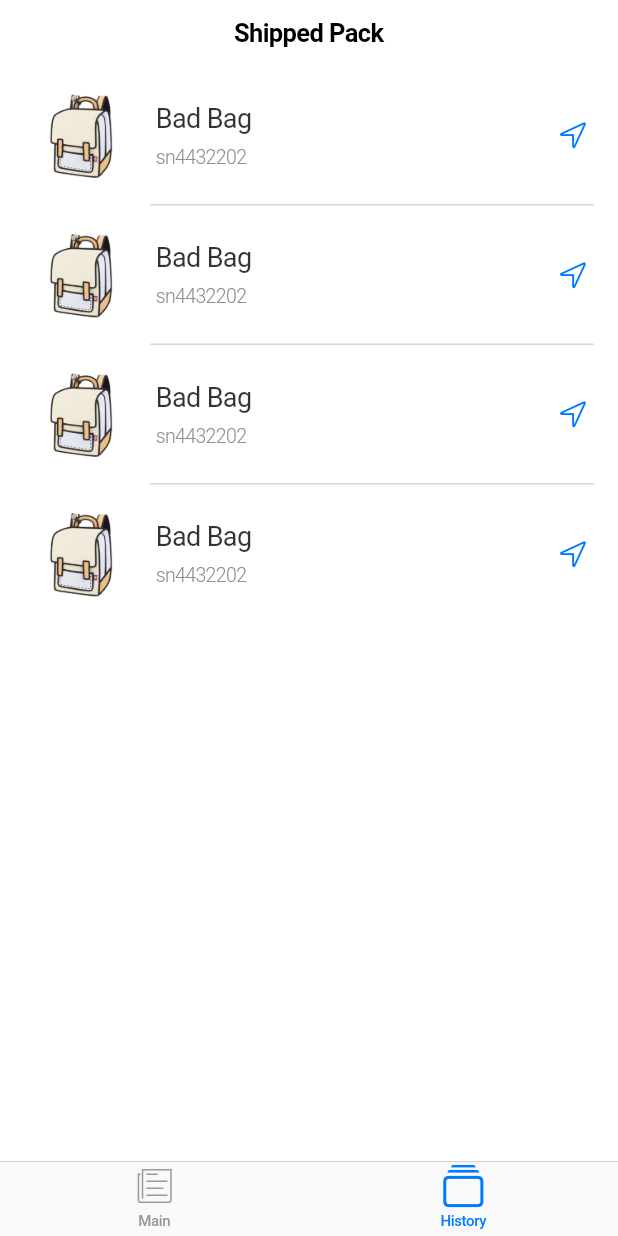
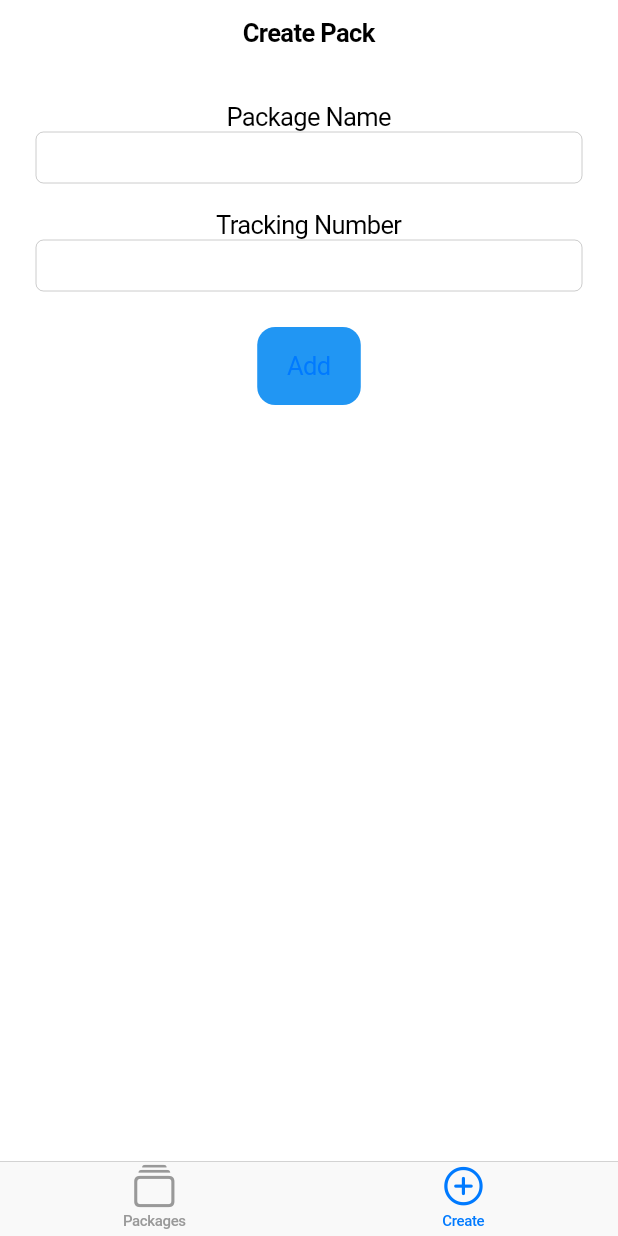
Before and after one commit to snookpy/track_to_trace, a Flutter app: the CupertinoStoreHomePage screen opened by its route, item 2 of the bottom bar chosen, on a phone screen of 412 x 824 dp. Run offline on Flutter 3.47's test engine with Material 2 defaults, Android fonts, the phone set to English and light mode, and no system bars; our stand-ins replace sqflite; accounts and stored records are empty.

Commit message:
add create  package and provider of sqlite

```diff
--- a/lib/main.dart
+++ b/lib/main.dart
@@ -2,6 +2,7 @@ import 'package:flutter/cupertino.dart';
 import 'package:flutter/services.dart';
 import 'package:provider/provider.dart';
 import 'package:track_to_trace/models/package_model.dart';
+import 'package:track_to_trace/pages/create_package.dart';
 import 'package:track_to_trace/pages/home_page.dart';
 import 'package:track_to_trace/pages/login_page.dart';
 
@@ -42,19 +43,23 @@ class MyApp extends StatelessWidget {
 class CupertinoStoreHomePage extends StatelessWidget {
   @override
   Widget build(BuildContext context) {
-    final packageState = Provider.of<PackageModel>(context);
-    packageState.getPackages();
+    CupertinoTabController tabController = CupertinoTabController();
+
+    void goHomeTab() {
+      tabController.index = 0;
+    }
 
     return CupertinoTabScaffold(
+      controller: tabController,
       tabBar: CupertinoTabBar(
         items: <BottomNavigationBarItem>[
           BottomNavigationBarItem(
-            icon: Icon(CupertinoIcons.news),
-            title: Text('Main'),
+            icon: Icon(CupertinoIcons.collections),
+            title: Text('Packages'),
           ),
           BottomNavigationBarItem(
-            icon: Icon(CupertinoIcons.collections),
-            title: Text('History'),
+            icon: Icon(CupertinoIcons.add_circled),
+            title: Text('Create'),
           ),
         ],
       ),
@@ -67,7 +72,7 @@ class CupertinoStoreHomePage extends StatelessWidget {
           case 1:
             return CupertinoTabView(builder: (context) {
               return CupertinoPageScaffold(
-                child: HomePage(),
+                child: CreatePackage(goHomeTab: goHomeTab),
               );
             });
           default:
--- a/lib/models/package.dart
+++ b/lib/models/package.dart
@@ -1,11 +1,9 @@
 class Package {
   final String packageName;
   final String snNumber;
+  int id;
 
-  Package({
-    this.packageName,
-    this.snNumber,
-  });
+  Package({this.packageName, this.snNumber, this.id});
 
   Map<String, dynamic> toMap() {
     var map = <String, dynamic>{
--- a/lib/models/tracking.dart
+++ b/lib/models/tracking.dart
@@ -35,5 +35,5 @@ class Tracking {
         signature = json['signature'],
         status = json['status'],
         statusDate = json['status_date'],
-        statusDescription = json['status_descriptio'];
+        statusDescription = json['status_description'];
 }
--- /dev/null
+++ b/lib/pages/create_package.dart
@@ -0,0 +1,95 @@
+import 'package:flutter/cupertino.dart';
+import 'package:flutter/material.dart';
+import 'package:provider/provider.dart';
+import 'package:track_to_trace/models/package.dart';
+import 'package:track_to_trace/models/package_model.dart';
+
+class CreatePackage extends StatefulWidget {
+  final Function goHomeTab;
+
+  CreatePackage({this.goHomeTab});
+
+  @override
+  _CreatePackageState createState() => _CreatePackageState();
+}
+
+class _CreatePackageState extends State<CreatePackage> {
+  final packageController = TextEditingController();
+  final trackingController = TextEditingController();
+
+  CupertinoTabController tabController = CupertinoTabController();
+  @override
+  Widget build(BuildContext context) {
+    final packageState = Provider.of<PackageModel>(context);
+
+    void showDialog(String filed) {
+      showCupertinoDialog(
+          context: context,
+          useRootNavigator: false,
+          builder: (_) {
+            return CupertinoAlertDialog(
+              title: Text('Error'),
+              content: Text('$filed Field is Empty'),
+              actions: <Widget>[
+                FlatButton(
+                    onPressed: () {
+                      Navigator.of(context).pop();
+                    },
+                    child: Text('ok'))
+              ],
+            );
+          });
+    }
+
+    return CupertinoPageScaffold(
+      navigationBar: CupertinoNavigationBar(
+        middle: const Text('Create Pack'),
+      ),
+      child: Form(
+        child: SafeArea(
+          child: Padding(
+            padding: EdgeInsets.all(24),
+            child: Column(
+              children: <Widget>[
+                Text("Package Name"),
+                CupertinoTextField(
+                  controller: packageController,
+                ),
+                SizedBox(
+                  height: 18,
+                ),
+                Text("Tracking Number"),
+                CupertinoTextField(
+                  controller: trackingController,
+                ),
+                SizedBox(
+                  height: 24,
+                ),
+                CupertinoButton(
+                  borderRadius: BorderRadius.circular(12),
+                  child: Text("Add"),
+                  onPressed: () {
+                    if (packageController.text.isEmpty) {
+                      showDialog("Package Name");
+                    } else if (trackingController.text.isEmpty) {
+                      showDialog("Tracking Number");
+                    } else {
+                      var newPackage = Package(
+                          packageName: packageController.text,
+                          snNumber: trackingController.text);
+                      packageState.addPackage(newPackage);
+                      packageController.clear();
+                      trackingController.clear();
+                      widget.goHomeTab();
+                    }
+                  },
+                  color: Colors.blue,
+                )
+              ],
+            ),
+          ),
+        ),
+      ),
+    );
+  }
+}
--- a/lib/pages/home_page.dart
+++ b/lib/pages/home_page.dart
@@ -1,5 +1,6 @@
 import 'package:flutter/cupertino.dart';
-import 'package:track_to_trace/models/package.dart';
+import 'package:provider/provider.dart';
+import 'package:track_to_trace/models/package_model.dart';
 import 'package:track_to_trace/widgets/product.dart';
 
 class HomePage extends StatelessWidget {
@@ -7,12 +8,13 @@ class HomePage extends StatelessWidget {
 
   @override
   Widget build(BuildContext context) {
-    var package = new Package(
-      packageName: "Bad Bag",
-      snNumber: "sn4432202"
-    );
+    final packageState = Provider.of<PackageModel>(context);
 
-    return CupertinoPageScaffold(
+    return packageState.isFetching
+        ? Container(
+            child: CupertinoActivityIndicator(),
+          )
+        : CupertinoPageScaffold(
             navigationBar: CupertinoNavigationBar(
               middle: const Text('Shipped Pack'),
             ),
@@ -20,19 +22,14 @@ class HomePage extends StatelessWidget {
               child: CupertinoScrollbar(
                 child: ListView(
                   children: <Widget>[
-              ProductRowItem(
-                package: package,
+                    ...packageState.packages
+                        .map(
+                          (pa) => ProductRowItem(
+                            package: pa,
+                            lastItem: false,
                           ),
-              ProductRowItem(
-                package: package,
-              ),
-              ProductRowItem(
-                package: package,
-              ),
-              ProductRowItem(
-                package: package,
-                lastItem: true,
-              ),
+                        )
+                        .toList()
                   ],
                 ),
               ),
--- a/lib/services/sqlite_provider.dart
+++ b/lib/services/sqlite_provider.dart
@@ -45,4 +45,9 @@ class SqliteProvider {
         res.isNotEmpty ? res.map((c) => Package.fromMap(c)).toList() : [];
     return list;
   }
+
+  cleanPackage() async {
+    final db = await database;
+    await db.delete("Packages");
+  }
 }
```
Also changed, not shown: lib/models/package_model.dart (+16 -0 lines), lib/pages/login_page.dart (+11 -4 lines), lib/widgets/delete_backdrop.dart (added, +16 -0 lines), lib/pages/styles.dart (line endings or trailing spaces). Lines whose indentation alone changed are shown as unchanged.
